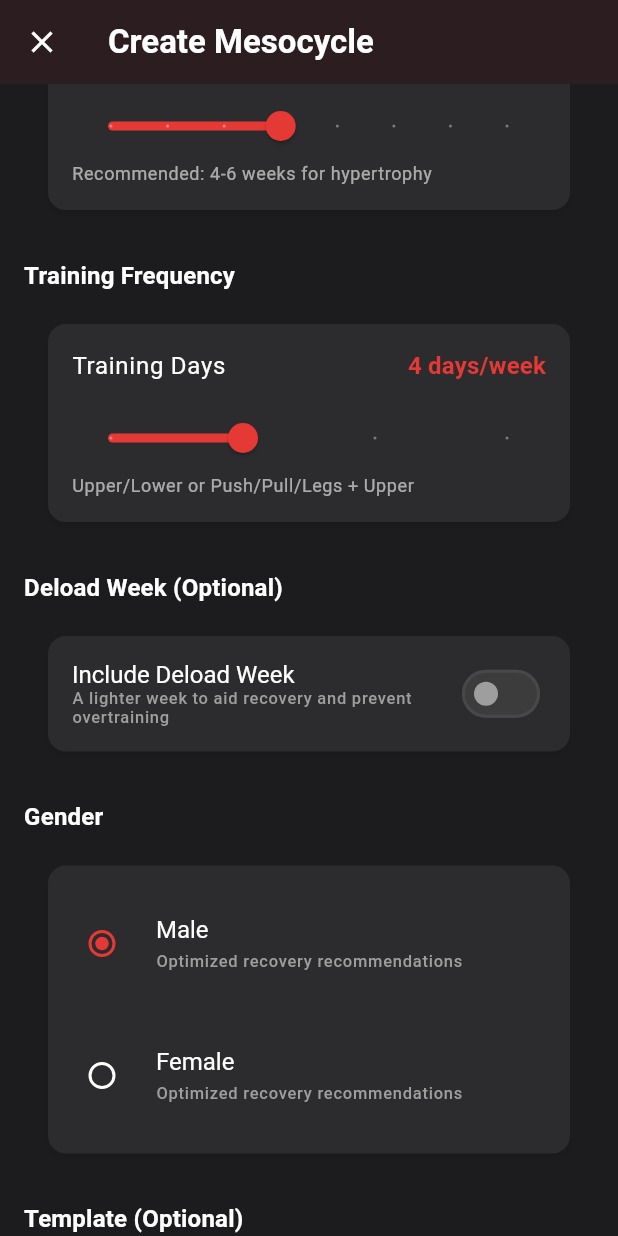
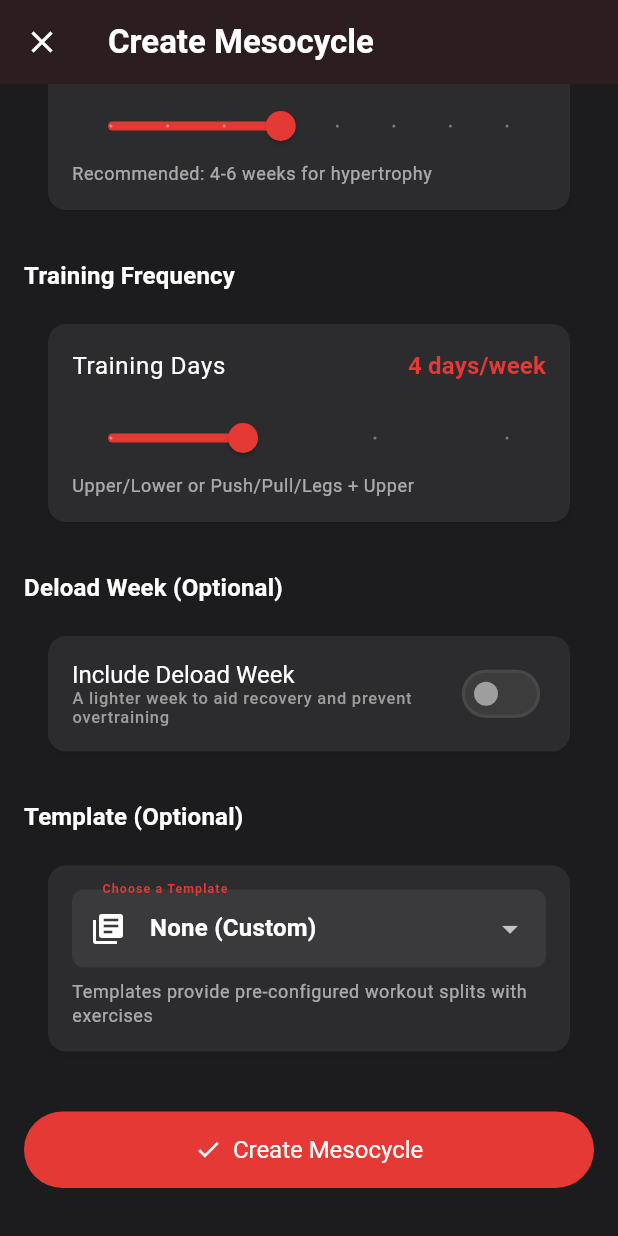
Before and after one commit to Fairfieldfred/yawa4u, a Flutter app: the MesocycleCreateScreen screen opened by its route, scrolled down 280 dp, on a phone screen of 412 x 824 dp. Run offline on Flutter 3.47's test engine with Material 3 defaults, Android fonts, the phone set to English and light mode, and no system bars; our stand-ins replace csv, firebase_analytics, firebase_core, flutter_riverpod, go_router, hive and 6 more; missing offline and left inert: dart:js_interop, feedback_sentry; accounts and stored records are empty; generated files the repository leaves out were written again.

Commit message:
Refactor code structure for improved readability and maintainability

```diff
--- a/lib/presentation/screens/mesocycle_create_screen.dart
+++ b/lib/presentation/screens/mesocycle_create_screen.dart
@@ -4,10 +4,16 @@ import 'package:go_router/go_router.dart';
 import 'package:uuid/uuid.dart';
 
 import '../../core/constants/enums.dart';
+import '../../core/constants/equipment_types.dart';
+import '../../core/constants/muscle_groups.dart';
+import '../../data/models/exercise.dart';
+import '../../data/models/exercise_set.dart';
 import '../../data/models/mesocycle.dart';
+import '../../data/models/mesocycle_template.dart';
 import '../../data/models/workout.dart';
 import '../../data/services/analytics_service.dart';
 import '../../domain/providers/repository_providers.dart';
+import '../../domain/providers/template_providers.dart';
 
 /// Mesocycle creation screen with form
 class MesocycleCreateScreen extends ConsumerStatefulWidget {
@@ -27,8 +33,7 @@ class _MesocycleCreateScreenState extends ConsumerState<MesocycleCreateScreen> {
   int _weeksTotal = 4;
   int _daysPerWeek = 4;
   int? _deloadWeek;
-  Gender _gender = Gender.male;
-  String? _templateName;
+  MesocycleTemplate? _selectedTemplate;
   bool _hasDeload = false;
   bool _isSubmitting = false;
 
@@ -57,11 +62,12 @@ class _MesocycleCreateScreenState extends ConsumerState<MesocycleCreateScreen> {
         daysPerWeek: _daysPerWeek,
         deloadWeek: _hasDeload ? _deloadWeek : null,
         status: MesocycleStatus.draft,
-        gender: _gender,
+        gender:
+            Gender.male, // Default value - will be set from onboarding later
         createdDate: DateTime.now(),
         workouts: _generateWorkouts(),
         muscleGroupPriorities: {},
-        templateName: _templateName,
+        templateName: _selectedTemplate?.name,
       );
 
       // Save to database
@@ -71,8 +77,8 @@ class _MesocycleCreateScreenState extends ConsumerState<MesocycleCreateScreen> {
       await analytics.logMesocycleCreated(
         weeks: _weeksTotal,
         daysPerWeek: _daysPerWeek,
-        gender: _gender.toString().split('.').last,
-        templateName: _templateName,
+        gender: 'not_specified', // Will be set from onboarding later
+        templateName: _selectedTemplate?.name,
       );
 
       if (mounted) {
@@ -104,25 +110,71 @@ class _MesocycleCreateScreenState extends ConsumerState<MesocycleCreateScreen> {
   }
 
   /// Generate workout templates for the mesocycle
+  /// If a template is selected, uses its exercises; otherwise creates empty workouts
   List<Workout> _generateWorkouts() {
     final workouts = <Workout>[];
 
     for (int week = 1; week <= _weeksTotal; week++) {
       for (int day = 1; day <= _daysPerWeek; day++) {
+        // Find matching template workout if template selected
+        WorkoutTemplate? templateWorkout;
+        if (_selectedTemplate != null) {
+          templateWorkout = _selectedTemplate!.workouts
+              .where((w) => w.weekNumber == week && w.dayNumber == day)
+              .firstOrNull;
+        }
+
         workouts.add(
           Workout(
             id: _uuid.v4(),
             mesocycleId: '', // Will be set when mesocycle is created
             weekNumber: week,
             dayNumber: day,
+            dayName: templateWorkout?.dayName,
             status: WorkoutStatus.incomplete,
-            exercises: [],
+            exercises: templateWorkout != null
+                ? _convertTemplateExercises(templateWorkout.exercises)
+                : [],
           ),
         );
       }
     }
 
     return workouts;
+  }
+
+  /// Convert template exercises to actual Exercise objects
+  List<Exercise> _convertTemplateExercises(List<ExerciseTemplate> templates) {
+    return templates.asMap().entries.map((entry) {
+      final index = entry.key;
+      final template = entry.value;
+      final exerciseId = _uuid.v4();
+
+      return Exercise(
+        id: exerciseId,
+        workoutId: '', // Will be set when workout is saved
+        name: template.name,
+        muscleGroup:
+            MuscleGroups.parse(template.muscleGroup) ?? MuscleGroup.chest,
+        equipmentType:
+            EquipmentTypes.parse(template.equipmentType) ??
+            EquipmentType.barbell,
+        sets: _generateSetsFromTemplate(template),
+        orderIndex: index,
+      );
+    }).toList();
+  }
+
+  /// Generate exercise sets from template
+  List<ExerciseSet> _generateSetsFromTemplate(ExerciseTemplate template) {
+    return List.generate(
+      template.sets,
+      (index) => ExerciseSet(
+        id: _uuid.v4(),
+        setNumber: index + 1,
+        reps: template.reps,
+      ),
+    );
   }
 
   @override
@@ -200,12 +252,6 @@ class _MesocycleCreateScreenState extends ConsumerState<MesocycleCreateScreen> {
               const SizedBox(height: 12),
               _buildDeloadWeekSelector(),
             ],
-            const SizedBox(height: 24),
-
-            // Gender selector
-            _buildSectionHeader('Gender'),
-            const SizedBox(height: 12),
-            _buildGenderSelector(),
             const SizedBox(height: 24),
 
             // Template (optional)
@@ -433,75 +479,59 @@ class _MesocycleCreateScreenState extends ConsumerState<MesocycleCreateScreen> {
     );
   }
 
-  Widget _buildGenderSelector() {
-    return Card(
-      child: Padding(
-        padding: const EdgeInsets.symmetric(vertical: 8.0),
-        child: Column(
-          children: [
-            RadioListTile<Gender>(
-              title: const Text('Male'),
-              subtitle: const Text('Optimized recovery recommendations'),
-              value: Gender.male,
-              groupValue: _gender,
-              onChanged: (value) {
-                if (value != null) setState(() => _gender = value);
-              },
-            ),
-            RadioListTile<Gender>(
-              title: const Text('Female'),
-              subtitle: const Text('Optimized recovery recommendations'),
-              value: Gender.female,
-              groupValue: _gender,
-              onChanged: (value) {
-                if (value != null) setState(() => _gender = value);
-              },
-            ),
-          ],
-        ),
-      ),
-    );
-  }
+  Widget _buildTemplateSelector() {
+    final templatesAsync = ref.watch(availableTemplatesProvider);
 
-  Widget _buildTemplateSelector() {
     return Card(
       child: Padding(
         padding: const EdgeInsets.all(16.0),
         child: Column(
           crossAxisAlignment: CrossAxisAlignment.start,
           children: [
-            DropdownButtonFormField<String?>(
-              initialValue: _templateName,
+            templatesAsync.when(
+              loading: () => const Center(child: CircularProgressIndicator()),
+              error: (error, stack) => Text(
+                'Error loading templates: $error',
+                style: TextStyle(color: Theme.of(context).colorScheme.error),
+              ),
+              data: (templates) => DropdownButtonFormField<MesocycleTemplate?>(
+                initialValue: _selectedTemplate,
                 decoration: const InputDecoration(
                   labelText: 'Choose a Template',
                   border: OutlineInputBorder(),
                   prefixIcon: Icon(Icons.library_books),
                 ),
                 items: [
-                const DropdownMenuItem(
+                  const DropdownMenuItem<MesocycleTemplate?>(
                     value: null,
                     child: Text('None (Custom)'),
                   ),
-                const DropdownMenuItem(
-                  value: 'Push/Pull/Legs',
-                  child: Text('Push/Pull/Legs'),
+                  ...templates.map(
+                    (template) => DropdownMenuItem<MesocycleTemplate?>(
+                      value: template,
+                      child: Text(template.name),
                     ),
-                const DropdownMenuItem(
-                  value: 'Upper/Lower',
-                  child: Text('Upper/Lower'),
-                ),
-                const DropdownMenuItem(
-                  value: 'Full Body',
-                  child: Text('Full Body'),
                   ),
                 ],
-              onChanged: (value) {
-                setState(() => _templateName = value);
+                onChanged: (template) {
+                  setState(() {
+                    _selectedTemplate = template;
+                    // Optionally update form values from template
+                    if (template != null) {
+                      _weeksTotal = template.weeksTotal;
+                      _daysPerWeek = template.daysPerWeek;
+                      if (template.deloadWeek != null) {
+                        _hasDeload = true;
+                        _deloadWeek = template.deloadWeek;
+                      }
+                    }
+                  });
                 },
+              ),
             ),
             const SizedBox(height: 8),
             Text(
-              'Templates provide pre-configured workout splits',
+              'Templates provide pre-configured workout splits with exercises',
               style: Theme.of(context).textTheme.bodySmall?.copyWith(
                 color: Theme.of(
                   context,
```
Also changed, not shown: assets/common/app-icon.png (deleted), assets/common/app_icon.png (added). Lines whose indentation alone changed are shown as unchanged.
